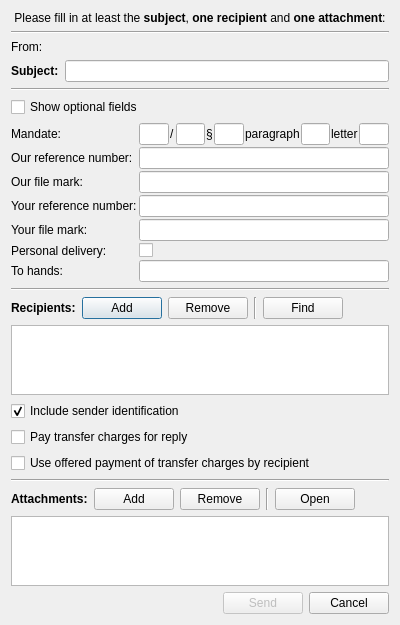
First picture: the form in src/gui/ui/dlg_sent_message.ui, repository psakar/datovka, before the edit.
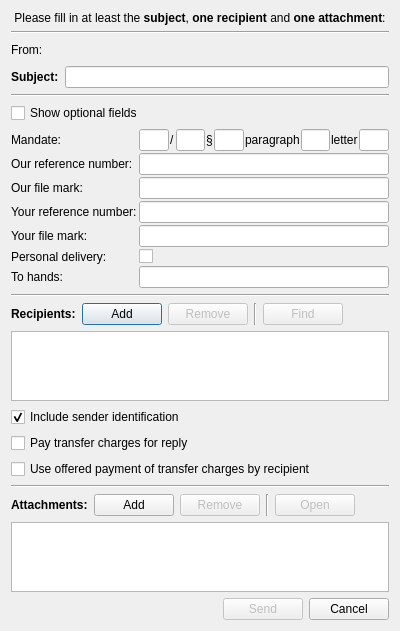
Second picture: the form after the edit. Icons and pictures are not drawn.

Commit message: Sent message dialog update

```diff
--- a/src/gui/ui/dlg_sent_message.ui
+++ b/src/gui/ui/dlg_sent_message.ui
@@ -7,7 +7,7 @@
     <x>0</x>
     <y>0</y>
     <width>400</width>
-    <height>595</height>
+    <height>611</height>
    </rect>
   </property>
   <property name="font">
@@ -72,6 +72,19 @@
        </property>
       </widget>
      </item>
+     <item>
+      <spacer name="horizontalSpacer_2">
+       <property name="orientation">
+        <enum>Qt::Horizontal</enum>
+       </property>
+       <property name="sizeHint" stdset="0">
+        <size>
+         <width>40</width>
+         <height>20</height>
+        </size>
+       </property>
+      </spacer>
+     </item>
     </layout>
    </item>
    <item>
@@ -304,6 +317,9 @@
      </item>
      <item>
       <widget class="QPushButton" name="removeRecipient">
+       <property name="enabled">
+        <bool>false</bool>
+       </property>
        <property name="font">
         <font>
          <weight>50</weight>
@@ -328,6 +344,9 @@
      </item>
      <item>
       <widget class="QPushButton" name="pushButton">
+       <property name="enabled">
+        <bool>false</bool>
+       </property>
        <property name="text">
         <string>Find</string>
        </property>
@@ -353,7 +372,20 @@
     </layout>
    </item>
    <item>
-    <widget class="QTreeView" name="recipientTree"/>
+    <widget class="QTableView" name="recipientTableView">
+     <property name="selectionBehavior">
+      <enum>QAbstractItemView::SelectRows</enum>
+     </property>
+     <property name="showGrid">
+      <bool>false</bool>
+     </property>
+     <attribute name="horizontalHeaderStretchLastSection">
+      <bool>true</bool>
+     </attribute>
+     <attribute name="verticalHeaderVisible">
+      <bool>false</bool>
+     </attribute>
+    </widget>
    </item>
    <item>
     <widget class="QCheckBox" name="senderCheckBox_1">
@@ -438,6 +470,9 @@
      </item>
      <item>
       <widget class="QPushButton" name="removeAttachment">
+       <property name="enabled">
+        <bool>false</bool>
+       </property>
        <property name="font">
         <font>
          <weight>50</weight>
@@ -462,6 +497,9 @@
      </item>
      <item>
       <widget class="QPushButton" name="openAttachment">
+       <property name="enabled">
+        <bool>false</bool>
+       </property>
        <property name="font">
         <font>
          <weight>50</weight>
@@ -493,7 +531,20 @@
     </layout>
    </item>
    <item>
-    <widget class="QTreeView" name="attachmentTree"/>
+    <widget class="QTableView" name="attachmentTableView">
+     <property name="selectionBehavior">
+      <enum>QAbstractItemView::SelectRows</enum>
+     </property>
+     <property name="showGrid">
+      <bool>false</bool>
+     </property>
+     <attribute name="horizontalHeaderStretchLastSection">
+      <bool>true</bool>
+     </attribute>
+     <attribute name="verticalHeaderVisible">
+      <bool>false</bool>
+     </attribute>
+    </widget>
    </item>
    <item>
     <layout class="QHBoxLayout" name="horizontalLayout_5">
```
The commit also changes 5 other files.
